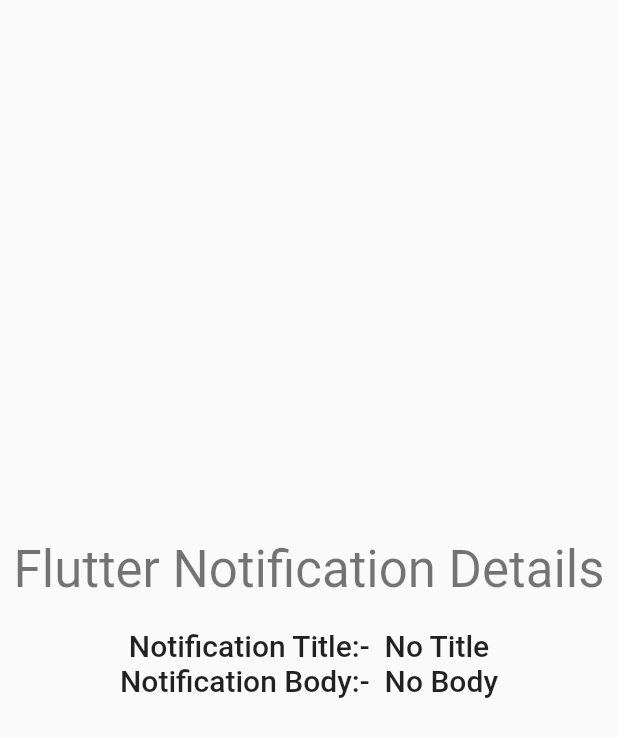
After one commit to PHANIT-VONG/myfirebase-test, a Flutter app: the screen it shows after launch, on a phone screen of 412 x 824 dp. The commit adds this screen. Shown: the top 737 px of the screen. Run offline on Flutter 3.47's test engine with Material 2 defaults, Android fonts, the phone set to English and light mode, and no system bars; our stand-ins replace cloud_firestore, firebase_auth, firebase_core, firebase_messaging, get, get_storage and 1 more; accounts and stored records are empty.

Commit message:
Add Notification

```diff
--- a/lib/main.dart
+++ b/lib/main.dart
@@ -1,7 +1,7 @@
 import 'package:firebase_core/firebase_core.dart';
 import 'package:firebase_test/controllers/bindings/auth_binding.dart';
 import 'package:firebase_test/controllers/theme_controller.dart';
-import 'package:firebase_test/views/pages/google_login.dart';
+import 'package:firebase_test/views/pages/notification_page.dart';
 import 'package:firebase_test/views/pages/root_page.dart';
 import 'package:firebase_test/views/widgets/themes.dart';
 import 'package:flutter/material.dart';
@@ -9,10 +9,16 @@ import 'package:get/get.dart';
 import 'package:get_storage/get_storage.dart';
 
 void main() async {
-  await GetStorage.init();
+  //await GetStorage.init();
+  // WidgetsFlutterBinding.ensureInitialized();
+  // await Firebase.initializeApp();
+  await init();
+  runApp(const MyApp());
+}
+
+Future init() async {
   WidgetsFlutterBinding.ensureInitialized();
   await Firebase.initializeApp();
-  runApp(const MyApp());
 }
 
 class MyApp extends StatelessWidget {
@@ -20,16 +26,17 @@ class MyApp extends StatelessWidget {
 
   @override
   Widget build(BuildContext context) {
-    final _themeController = Get.put<ThemeController>(ThemeController());
-    return GetMaterialApp(
-      initialBinding: AuthBinding(),
+    //final _themeController = Get.put<ThemeController>(ThemeController());
+    return const MaterialApp(
+      //initialBinding: AuthBinding(),
       debugShowCheckedModeBanner: false,
-      themeMode: _themeController.theme,
-      theme: Themes.lightTheme,
-      darkTheme: Themes.darkTheme,
+      // themeMode: _themeController.theme,
+      //theme: Themes.lightTheme,
+      //darkTheme: Themes.darkTheme,
       title: 'Flutter Firebase Test',
+      home: NotificationPage(),
       //home: const RootPage(),
-      home: GoogleLogin(),
+      //home: GoogleLogin(),
     );
   }
 }
--- /dev/null
+++ b/lib/services/notification.dart
@@ -0,0 +1,104 @@
+import 'dart:async';
+import 'package:firebase_core/firebase_core.dart';
+import 'package:firebase_messaging/firebase_messaging.dart';
+
+Future<void> onBackgroundMessage(RemoteMessage message) async {
+  await Firebase.initializeApp();
+
+  if (message.data.containsKey('data')) {
+    // Handle data message
+    final data = message.data['data'];
+  }
+
+  if (message.data.containsKey('notification')) {
+    // Handle notification message
+    final notification = message.data['notification'];
+  }
+  // Or do other work.
+}
+
+class FCM {
+  final _firebaseMessaging = FirebaseMessaging.instance;
+
+  final streamCtlr = StreamController<String>.broadcast();
+  final titleCtlr = StreamController<String>.broadcast();
+  final bodyCtlr = StreamController<String>.broadcast();
+
+  setNotifications() {
+    FirebaseMessaging.onBackgroundMessage(onBackgroundMessage);
+
+    // handle when app in active state
+    forgroundNotification();
+
+    // handle when app running in background state
+    backgroundNotification();
+
+    // handle when app completely closed by the user
+    terminateNotification();
+
+    // With this token you can test it easily on your phone
+    final token =
+        _firebaseMessaging.getToken().then((value) => print('Token: $value'));
+  }
+
+  forgroundNotification() {
+    FirebaseMessaging.onMessage.listen(
+      (message) async {
+        if (message.data.containsKey('data')) {
+          // Handle data message
+          streamCtlr.sink.add(message.data['data']);
+        }
+        if (message.data.containsKey('notification')) {
+          // Handle notification message
+          streamCtlr.sink.add(message.data['notification']);
+        }
+        // Or do other work.
+        titleCtlr.sink.add(message.notification!.title!);
+        bodyCtlr.sink.add(message.notification!.body!);
+      },
+    );
+  }
+
+  backgroundNotification() {
+    FirebaseMessaging.onMessageOpenedApp.listen(
+      (message) async {
+        if (message.data.containsKey('data')) {
+          // Handle data message
+          streamCtlr.sink.add(message.data['data']);
+        }
+        if (message.data.containsKey('notification')) {
+          // Handle notification message
+          streamCtlr.sink.add(message.data['notification']);
+        }
+        // Or do other work.
+        titleCtlr.sink.add(message.notification!.title!);
+        bodyCtlr.sink.add(message.notification!.body!);
+      },
+    );
+  }
+
+  terminateNotification() async {
+    RemoteMessage? initialMessage =
+        await FirebaseMessaging.instance.getInitialMessage();
+
+    if (initialMessage != null) {
+      if (initialMessage.data.containsKey('data')) {
+        // Handle data message
+        streamCtlr.sink.add(initialMessage.data['data']);
+      }
+      if (initialMessage.data.containsKey('notification')) {
+        // Handle notification message
+        streamCtlr.sink.add(initialMessage.data['notification']);
+      }
+      // Or do other work.
+      titleCtlr.sink.add(initialMessage.notification!.title!);
+      bodyCtlr.sink.add(initialMessage.notification!.body!);
+    }
+  }
+
+  dispose() {
+    streamCtlr.close();
+    bodyCtlr.close();
+    titleCtlr.close();
+  }
+}
--- /dev/null
+++ b/lib/views/pages/notification_page.dart
@@ -0,0 +1,58 @@
+import 'package:flutter/material.dart';
+
+import '../../services/notification.dart';
+
+class NotificationPage extends StatefulWidget {
+  const NotificationPage({Key? key}) : super(key: key);
+
+  @override
+  State<NotificationPage> createState() => _NotificationPageState();
+}
+
+class _NotificationPageState extends State<NotificationPage> {
+  String notificationTitle = 'No Title';
+  String notificationBody = 'No Body';
+  String notificationData = 'No Data';
+
+  @override
+  void initState() {
+    final firebaseMessaging = FCM();
+    firebaseMessaging.setNotifications();
+
+    firebaseMessaging.streamCtlr.stream.listen(_changeData);
+    firebaseMessaging.bodyCtlr.stream.listen(_changeBody);
+    firebaseMessaging.titleCtlr.stream.listen(_changeTitle);
+
+    super.initState();
+  }
+
+  _changeData(String msg) => setState(() => notificationData = msg);
+  _changeBody(String msg) => setState(() => notificationBody = msg);
+  _changeTitle(String msg) => setState(() => notificationTitle = msg);
+
+  @override
+  Widget build(BuildContext context) {
+    return Scaffold(
+      body: Center(
+        child: Column(
+          mainAxisAlignment: MainAxisAlignment.center,
+          children: [
+            Text(
+              "Flutter Notification Details",
+              style: Theme.of(context).textTheme.headline4,
+            ),
+            const SizedBox(height: 20),
+            Text(
+              "Notification Title:-  $notificationTitle",
+              style: Theme.of(context).textTheme.headline6,
+            ),
+            Text(
+              "Notification Body:-  $notificationBody",
+              style: Theme.of(context).textTheme.headline6,
+            ),
+          ],
+        ),
+      ),
+    );
+  }
+}
--- a/pubspec.yaml
+++ b/pubspec.yaml
@@ -31,6 +31,7 @@ dependencies:
   cupertino_icons: ^1.0.2
   firebase_auth: ^3.3.5
   firebase_core: ^1.11.0
+  firebase_messaging: ^11.2.6
   flutter:
     sdk: flutter
   get: ^4.6.1
```
Also changed, not shown: pubspec.lock, 19 other files.
